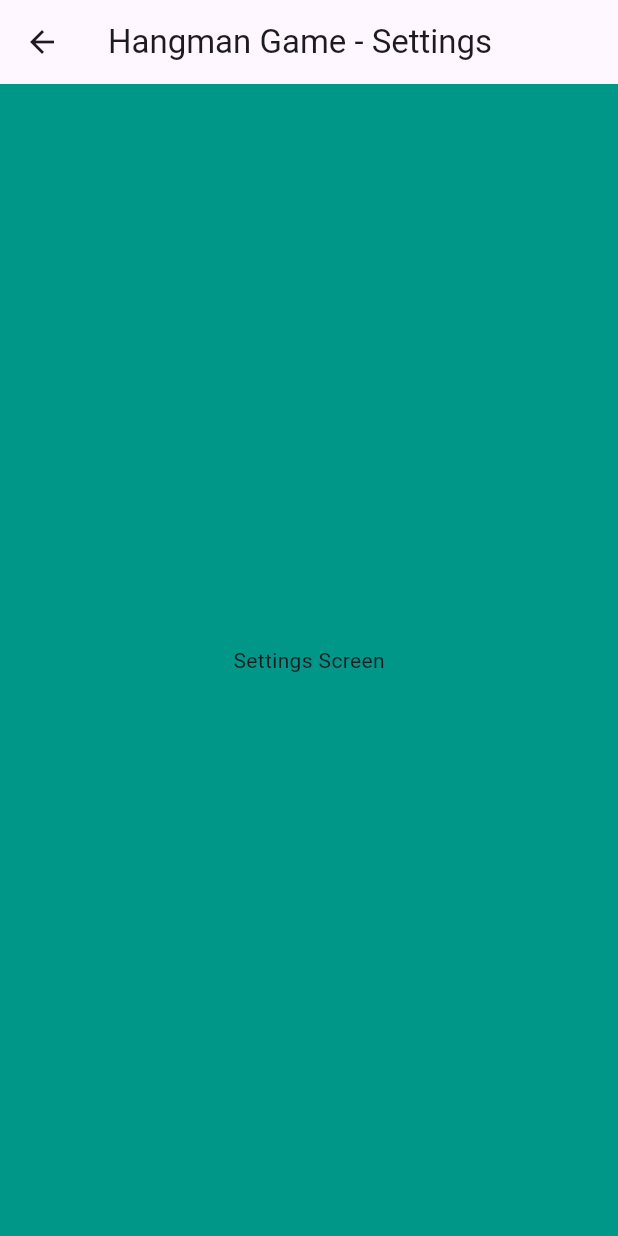
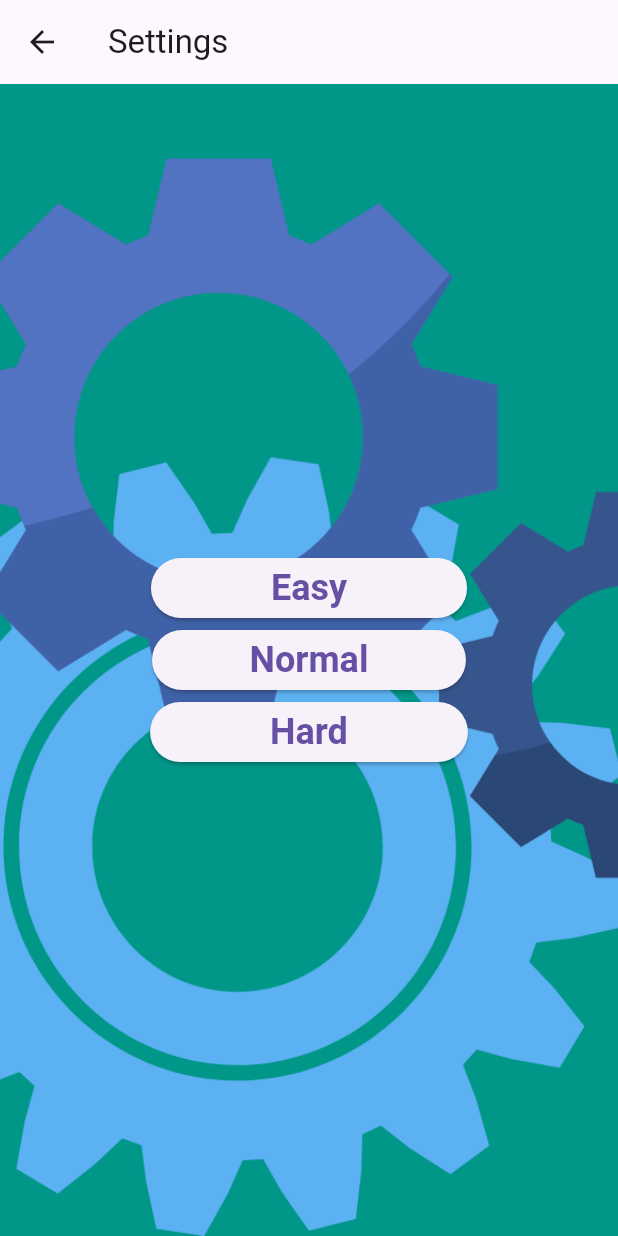
Before and after one commit to olafurjonsson25/hangman_lokaverkenfi, a Flutter app: the SettingsScreen screen opened directly, on a phone screen of 412 x 824 dp. Run offline on Flutter 3.47's test engine with Material 3 defaults, Android fonts, the light colour scheme and no system bars.

Commit message:
settings menu-background

```diff
--- a/lib/gamescreen.dart
+++ b/lib/gamescreen.dart
@@ -6,10 +6,9 @@ class GameScreen extends StatelessWidget {
   @override
   Widget build(BuildContext context) {
     return Scaffold(
-      appBar: AppBar(
-        title: const Text('Hangman Game - Play'),
-      ),
+      appBar: AppBar(),
       // Add your game interface here
+
       body: const Center(
         child: Text('Game Screen'),
       ),
--- a/lib/settingsScreen.dart
+++ b/lib/settingsScreen.dart
@@ -7,11 +7,63 @@ class SettingsScreen extends StatelessWidget {
   Widget build(BuildContext context) {
     return Scaffold(
       appBar: AppBar(
-        title: const Text('Hangman Game - Settings'),
+        title: const Text('Settings'),
       ),
-      // Add your settings interface here
-      body: const Center(
-        child: Text('Settings Screen'),
+      body: Container(
+        decoration: const BoxDecoration(
+          image: DecorationImage(
+            image: AssetImage('Images/Settings.png'),
+            fit: BoxFit.cover,
+          ),
+        ),
+        child: Center(
+          child: Column(
+            mainAxisAlignment: MainAxisAlignment.center,
+            children: [
+              Column(
+                mainAxisAlignment: MainAxisAlignment.spaceEvenly,
+                children: [
+                  ElevatedButton(
+                    onPressed: () {},
+                    child: Text('Easy'),
+                    style: ElevatedButton.styleFrom(
+                      padding: const EdgeInsets.symmetric(horizontal: 80),
+                      textStyle: const TextStyle(
+                        fontSize: 24,
+                        fontWeight: FontWeight.bold,
+                        color: Colors.black,
+                      ),
+                    ),
+                  ),
+                  ElevatedButton(
+                    onPressed: () {},
+                    child: Text('Normal'),
+                    style: ElevatedButton.styleFrom(
+                      padding: const EdgeInsets.symmetric(horizontal: 65),
+                      textStyle: const TextStyle(
+                        fontSize: 24,
+                        fontWeight: FontWeight.bold,
+                        color: Colors.black,
+                      ),
+                    ),
+                  ),
+                  ElevatedButton(
+                    onPressed: () {},
+                    child: Text('Hard'),
+                    style: ElevatedButton.styleFrom(
+                      padding: const EdgeInsets.symmetric(horizontal: 80),
+                      textStyle: const TextStyle(
+                        fontSize: 24,
+                        fontWeight: FontWeight.bold,
+                        color: Colors.red,
+                      ),
+                    ),
+                  ),
+                ],
+              ),
+            ],
+          ),
+        ),
       ),
     );
   }
--- a/pubspec.yaml
+++ b/pubspec.yaml
@@ -68,6 +68,7 @@ flutter:
 
   assets:
       - Images/r.png
+      - Images/Settings.png
 
   # An image asset can refer to one or more resolution-specific "variants", see
   # https://flutter.dev/assets-and-images/#resolution-aware
```
Also changed, not shown: Images/Settings.png (added), Images/settings.webp (added).
